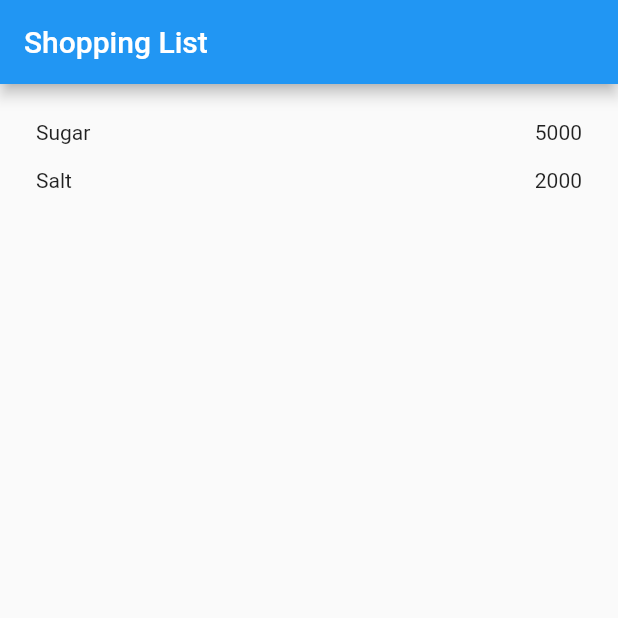
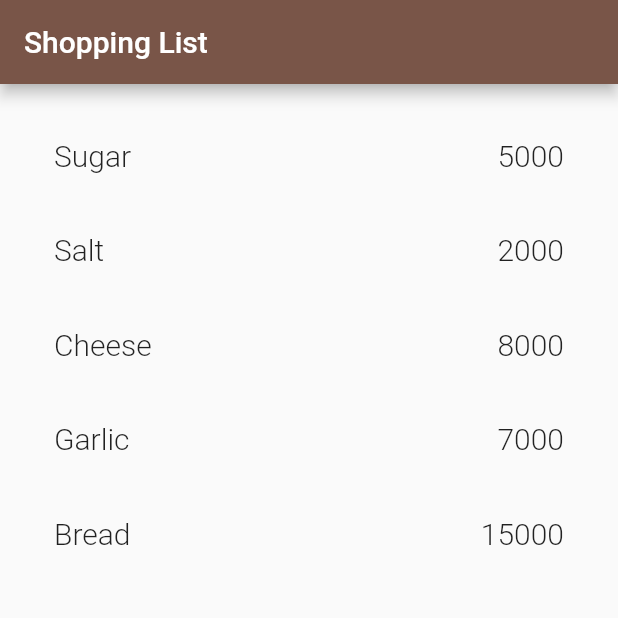
Before and after one commit to aisyahnadhira/flutter_shopping, a Flutter app: the screen it shows after launch, on a phone screen of 412 x 824 dp, the top half of it. Run offline on Flutter 3.47's test engine with Material 2 defaults, Android fonts, the phone set to English and light mode, and no system bars.

Commit message:
add image assets

```diff
--- a/lib/main.dart
+++ b/lib/main.dart
@@ -15,7 +15,7 @@ class MyApp extends StatelessWidget {
       title: 'Shopping List',
       debugShowCheckedModeBanner: false,
       theme: ThemeData(
-        primarySwatch: Colors.blue,
+        primarySwatch: Colors.brown,
       ),
       initialRoute: '/',
       routes: {
--- a/lib/models/item.dart
+++ b/lib/models/item.dart
@@ -1,6 +1,6 @@
 class Item{
-  String name;
+  String name, photo;
   int price;
 
-  Item({required this.name, required this.price});
+  Item({required this.name, required this.price, required this.photo});
 }
--- a/lib/pages/home_page.dart
+++ b/lib/pages/home_page.dart
@@ -6,8 +6,11 @@ class HomePage extends StatelessWidget {
   HomePage({ Key? key }) : super(key: key);
 
   final List<Item> items = [
-    Item(name: 'Sugar', price: 5000),
-    Item(name: 'Salt', price: 2000)
+    Item(name: 'Sugar', price: 5000, photo: 'assets/images/sugar.png'),
+    Item(name: 'Salt', price: 2000, photo: 'assets/images/salt.png'),
+    Item(name: 'Cheese', price: 8000, photo: 'assets/images/chesee.png'),
+    Item(name: 'Garlic', price: 7000, photo: 'assets/images/garlic.png'),
+    Item(name: 'Bread', price: 15000, photo: 'assets/images/bread.png'),
   ];
 
   @override
@@ -29,13 +32,17 @@ class HomePage extends StatelessWidget {
 
               },
               child: Container(
-                margin: EdgeInsets.all(8),
+                margin: EdgeInsets.all(20),
                 child: Row(
                   children: [
-                    Expanded(child: Text(item.name)),
+                    Expanded(child: Text(item.name, style: TextStyle(fontSize: 20,fontWeight: FontWeight.w300))),
                     Expanded(
                       child:
                         Text(item.price.toString(),
+                        style: TextStyle(
+                          fontSize: 20,
+                          fontWeight: FontWeight.w300
+                        ),
                         textAlign: TextAlign.end,
                     )),
                   ],
--- a/pubspec.yaml
+++ b/pubspec.yaml
@@ -58,9 +58,8 @@ flutter:
   uses-material-design: true
 
   # To add assets to your application, add an assets section, like this:
-  # assets:
-  #   - images/a_dot_burr.jpeg
-  #   - images/a_dot_ham.jpeg
+  assets:
+     - assets/images/
 
   # An image asset can refer to one or more resolution-specific "variants", see
   # https://flutter.dev/assets-and-images/#resolution-aware.
```
Also changed, not shown: lib/pages/item_page.dart (+12 -4 lines), assets/images/bread.png (added), assets/images/chesee.png (added), assets/images/garlic.png (added), assets/images/salt.png (added), assets/images/sugar.png (added).
